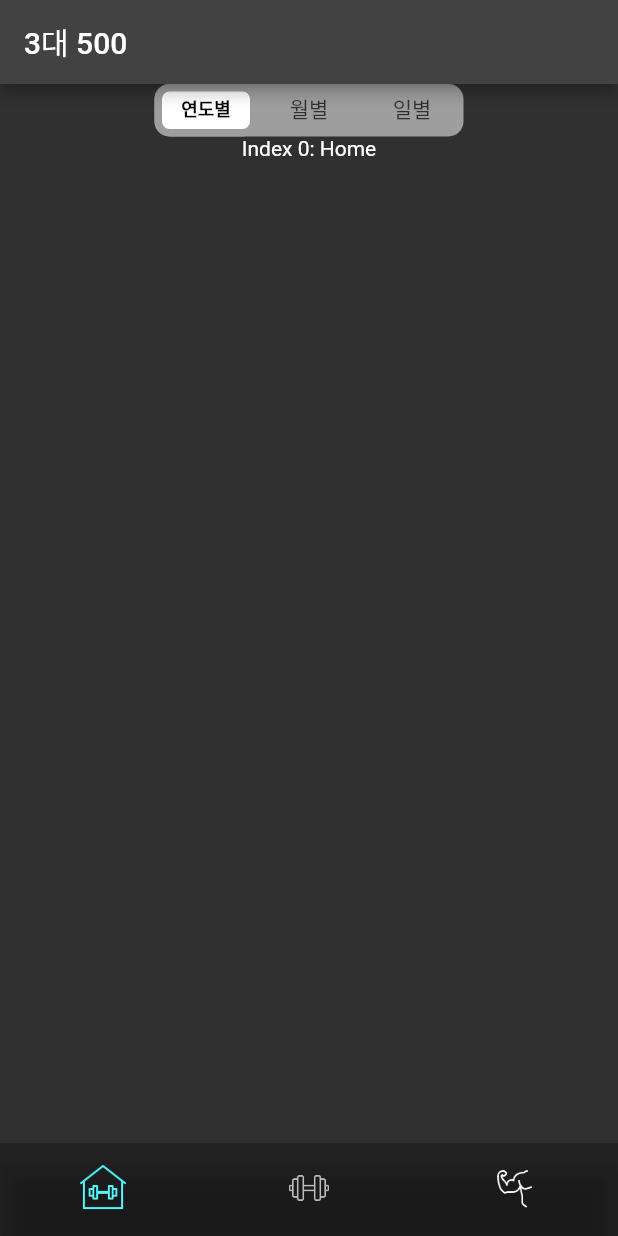
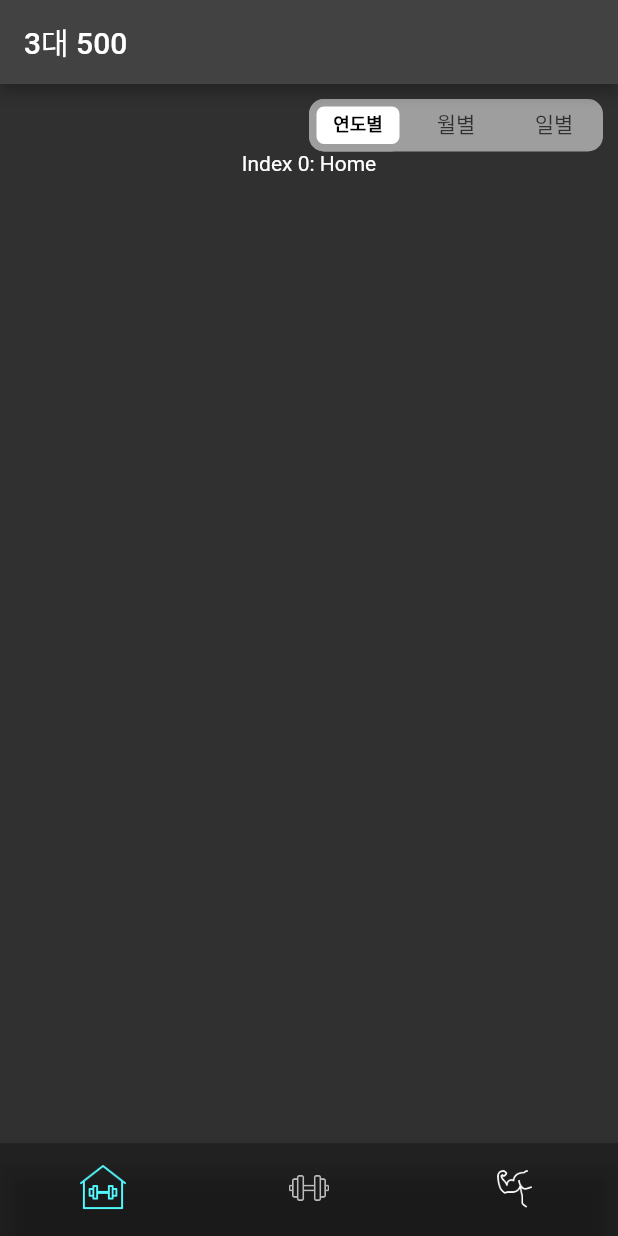
Before and after one commit to mcoding777/Flutter_Health, a Flutter app: the screen it shows after launch, on a phone screen of 412 x 824 dp. Run offline on Flutter 3.47's test engine with Material 2 defaults, Android fonts, the phone set to English and light mode, and no system bars.

Commit message:
refactor: day toggle button 위치 변경

```diff
--- a/lib/screen/home_screen.dart
+++ b/lib/screen/home_screen.dart
@@ -12,11 +12,14 @@ class HomeScreen extends StatefulWidget {
 class _HomeScreenState extends State<HomeScreen> {
   @override
   Widget build(BuildContext context) {
-    return Column(
-      children: const [
-        DayToggleButton(),
-        Text('Index 0: Home'),
-      ],
+    return Container(
+      padding: const EdgeInsets.all(10),
+      child: Column(
+        children: const [
+          Align(alignment: Alignment.centerRight, child: DayToggleButton()),
+          Text('Index 0: Home'),
+        ],
+      ),
     );
   }
 }
```
